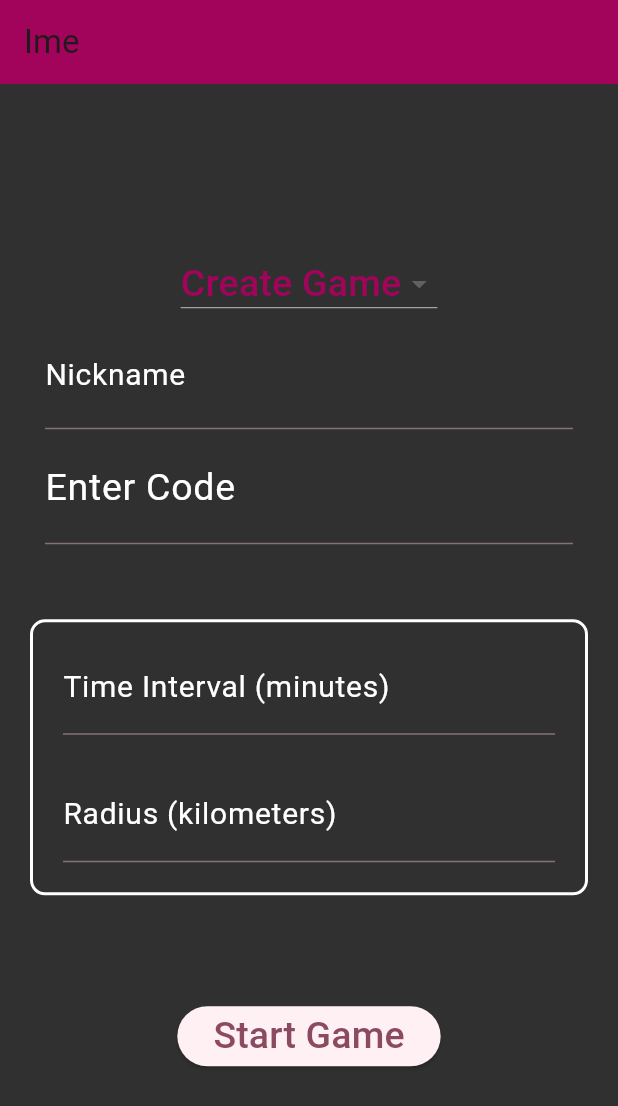
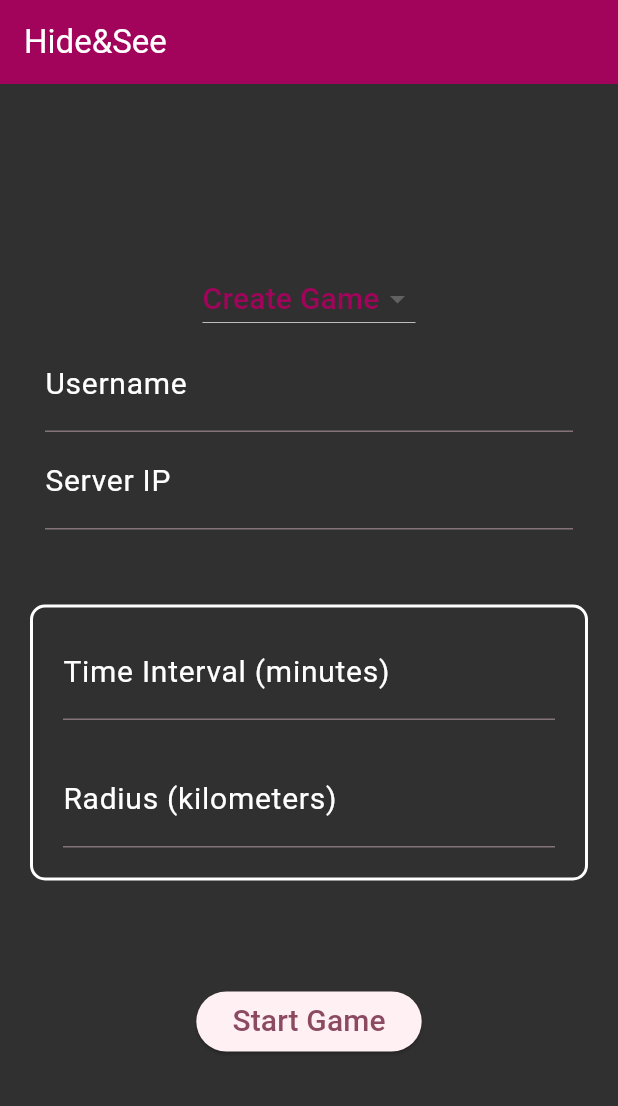
Before and after one commit to KlaraMlinaric/flutter_application_1, a Flutter app: the screen it shows after launch, on a phone screen of 412 x 824 dp. Shown: the top 1106 px of the screen. Run offline on Flutter 3.47's test engine with Material 3 defaults, Android fonts, the phone set to English and light mode, and no system bars; our stand-ins replace fluttertoast, geocoding, google_maps_flutter, location; missing offline and left inert: flutter_config.

Commit message:
prevedeno na eng

```diff
--- a/lib/main.dart
+++ b/lib/main.dart
@@ -1,14 +1,13 @@
-import 'dart:convert';
 import 'package:flutter/material.dart';
-import 'map.dart';
+import 'package:flutter/services.dart';
 import 'package:location/location.dart';
 import 'package:flutter_config/flutter_config.dart';
 import 'package:http/http.dart' as http;
-import 'package:flutter_application_1/toast.dart';
+import 'dart:convert';
+import 'toast.dart';
+import 'map.dart';
 
-
-// dali se loading opce koristi???
-
+const double fontSize = 20.0;
 
 void main() async {
   WidgetsFlutterBinding
@@ -27,11 +26,12 @@ class MyApp extends StatelessWidget {
     return MaterialApp(
       title: 'App',
       theme: ThemeData(
-        colorScheme: ColorScheme.fromSeed(seedColor: const Color(0xFFA1045A)),
+        colorSchemeSeed: const Color(0xFFA1045A),
         scaffoldBackgroundColor: const Color(0xff303030),
         useMaterial3: true,
       ),
-      home: const MyHomePage(title: 'Ime'),
+      home: const MyHomePage(title: 'Hide&See'),
+      color: const Color(0xffffffff),
     );
   }
 }
@@ -46,9 +46,9 @@ class MyHomePage extends StatefulWidget {
 }
 
 class _MyHomePageState extends State<MyHomePage> {
-  final TextEditingController _nicknameController = TextEditingController();
-  final TextEditingController _codeController = TextEditingController();
   String _selectedOption = 'Create Game';
+  final TextEditingController _usernameController = TextEditingController();
+  final TextEditingController _ipController = TextEditingController();
   final TextEditingController _timeIntervalController = TextEditingController();
   final TextEditingController _radiusController = TextEditingController();
 
@@ -58,6 +58,7 @@ class _MyHomePageState extends State<MyHomePage> {
       resizeToAvoidBottomInset: false,
       appBar: AppBar(
         backgroundColor: const Color(0xFFA1045A),
+        foregroundColor: Colors.white,
         title: Text(widget.title),
       ),
       body: Center(
@@ -79,7 +80,7 @@ class _MyHomePageState extends State<MyHomePage> {
                         value,
                         style: const TextStyle(
                           color: Color(0xFFA1045A),
-                          fontSize: 25.0,
+                          fontSize: fontSize,
                         ),
                       ),
                     ),
@@ -90,30 +91,30 @@ class _MyHomePageState extends State<MyHomePage> {
             Padding(
               padding: const EdgeInsets.symmetric(horizontal: 30.0),
               child: TextField(
-                controller: _nicknameController,
+                controller: _usernameController,
                 decoration: const InputDecoration(
-                  labelText: 'Nickname',
-                  labelStyle: TextStyle(color: Colors.white, fontSize: 20.0),
+                  labelText: 'Username',
+                  labelStyle: TextStyle(color: Colors.white, fontSize: fontSize),
                 ),
                 style: const TextStyle(
                   color: Colors.white,
-                  fontSize: 25.0,
+                  fontSize: fontSize,
                 ),
               ),
             ),
 
-            // Enter code
+            // Enter ip
             Padding(
               padding: const EdgeInsets.symmetric(horizontal: 30.0),
               child: TextField(
-                controller: _codeController,
+                controller: _ipController,
                 decoration: const InputDecoration(
-                  labelText: 'Enter Code',
-                  labelStyle: TextStyle(color: Colors.white, fontSize: 25.0),
+                  labelText: 'Server IP',
+                  labelStyle: TextStyle(color: Colors.white, fontSize: fontSize),
                 ),
                 style: const TextStyle(
                   color: Colors.white,
-                  fontSize: 25.0,
+                  fontSize: fontSize,
                 ),
               ),
             ),
@@ -142,16 +143,19 @@ class _MyHomePageState extends State<MyHomePage> {
                             horizontal: 20.0, vertical: 10.0),
                         child: TextField(
                           controller: _timeIntervalController,
-                          keyboardType: TextInputType.number,
+                          keyboardType: const TextInputType.numberWithOptions(decimal: false),
                           decoration: const InputDecoration(
                             labelText: 'Time Interval (minutes)',
                             labelStyle:
-                                TextStyle(color: Colors.white, fontSize: 20.0),
+                                TextStyle(color: Colors.white, fontSize: fontSize),
                           ),
                           style: const TextStyle(
                             color: Colors.white,
-                            fontSize: 20.0,
+                            fontSize: fontSize,
                           ),
+                          inputFormatters: <TextInputFormatter>[
+                            FilteringTextInputFormatter.digitsOnly
+                          ],
                         ),
                       ),
 
@@ -162,16 +166,24 @@ class _MyHomePageState extends State<MyHomePage> {
                             horizontal: 20.0, vertical: 10.0),
                         child: TextField(
                           controller: _radiusController,
-                          keyboardType: TextInputType.number,
+                          keyboardType: const TextInputType.numberWithOptions(decimal: true),
                           decoration: const InputDecoration(
                             labelText: 'Radius (kilometers)',
                             labelStyle:
-                                TextStyle(color: Colors.white, fontSize: 20.0),
+                                TextStyle(color: Colors.white, fontSize: fontSize),
                           ),
                           style: const TextStyle(
                             color: Colors.white,
-                            fontSize: 20.0,
+                            fontSize: fontSize,
                           ),
+                          inputFormatters: <TextInputFormatter>[
+                            FilteringTextInputFormatter.allow(RegExp(r'[0-9]+[,.]{0,1}[0-9]*')),
+                            TextInputFormatter.withFunction(
+                              (oldValue, newValue) => newValue.copyWith(
+                                text: newValue.text.replaceAll(',', '.'),
+                              ),
+                            ),
+                          ],
                         ),
                       ),
                       const SizedBox(height: 10.0),
@@ -183,15 +195,15 @@ class _MyHomePageState extends State<MyHomePage> {
             const SizedBox(
               height: 20.0,
               width: 300,
-            ), // Padding for enter code bar
+            ), // Padding for enter IP bar
 
             StartButton(
-              nicknameController: _nicknameController,
-              codeController: _codeController,
+              usernameController: _usernameController,
+              ipController: _ipController,
 
               onPressed: () async {
-                String username = _nicknameController.text;
-                String ip = _codeController.text;
+                String username = _usernameController.text;
+                String ip = _ipController.text;
 
                 LocationData startLoc = await Location().getLocation();
                 String radius = _radiusController.text;
@@ -219,14 +231,14 @@ class _MyHomePageState extends State<MyHomePage> {
                 try {
                   response = await http.post(url, body: body);
                 } catch(err) {
-                  toast("Server nije pronađen");
+                  toast("Server not found");
                 }
 
                 if(response != null){
                   switch(response.statusCode){
                     case 200: {
                       Map settings = jsonDecode(response.body);
-
+                      //ako je settings null onda nema gamea
                       if (!mounted) return;
                       Navigator.push(
                         context,
@@ -246,12 +258,12 @@ class _MyHomePageState extends State<MyHomePage> {
                     break;
 
                     case 400: {
-                      toast("Ime se već koristi");
+                      toast("Name already in use");
                     }
                     break;
 
                     default: {
-                      toast("Nepoznati problem");
+                      toast("Unknown error");
                     }
                     break;
                   }
@@ -266,14 +278,14 @@ class _MyHomePageState extends State<MyHomePage> {
 }
 
 class StartButton extends StatelessWidget {
-  final TextEditingController nicknameController;
-  final TextEditingController codeController;
+  final TextEditingController usernameController;
+  final TextEditingController ipController;
   final VoidCallback onPressed;
 
   const StartButton({
     super.key,
-    required this.nicknameController,
-    required this.codeController,
+    required this.usernameController,
+    required this.ipController,
     required this.onPressed,
   });
 
@@ -284,7 +296,7 @@ class StartButton extends StatelessWidget {
       child: const Text(
         'Start Game',
         style: TextStyle(
-          fontSize: 25.0,
+          fontSize: fontSize,
         ),
       ),
     );
```
Also changed, not shown: lib/load.dart (deleted, +0 -67 lines), lib/map.dart (+8 -8 lines), 1 other file.
